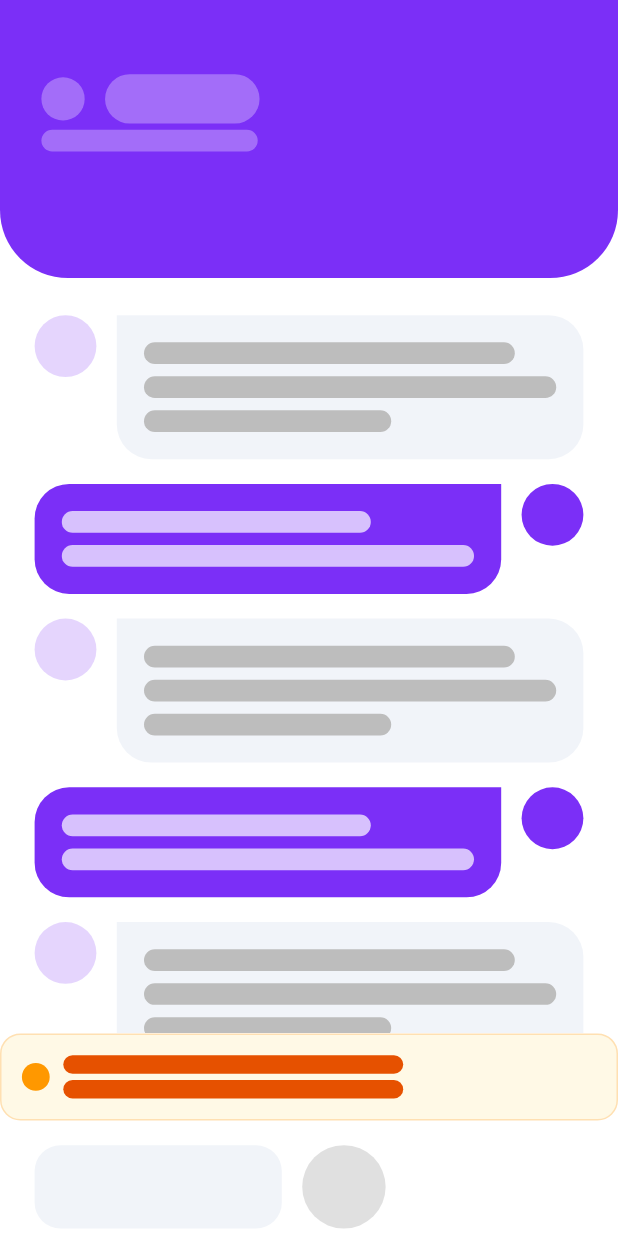
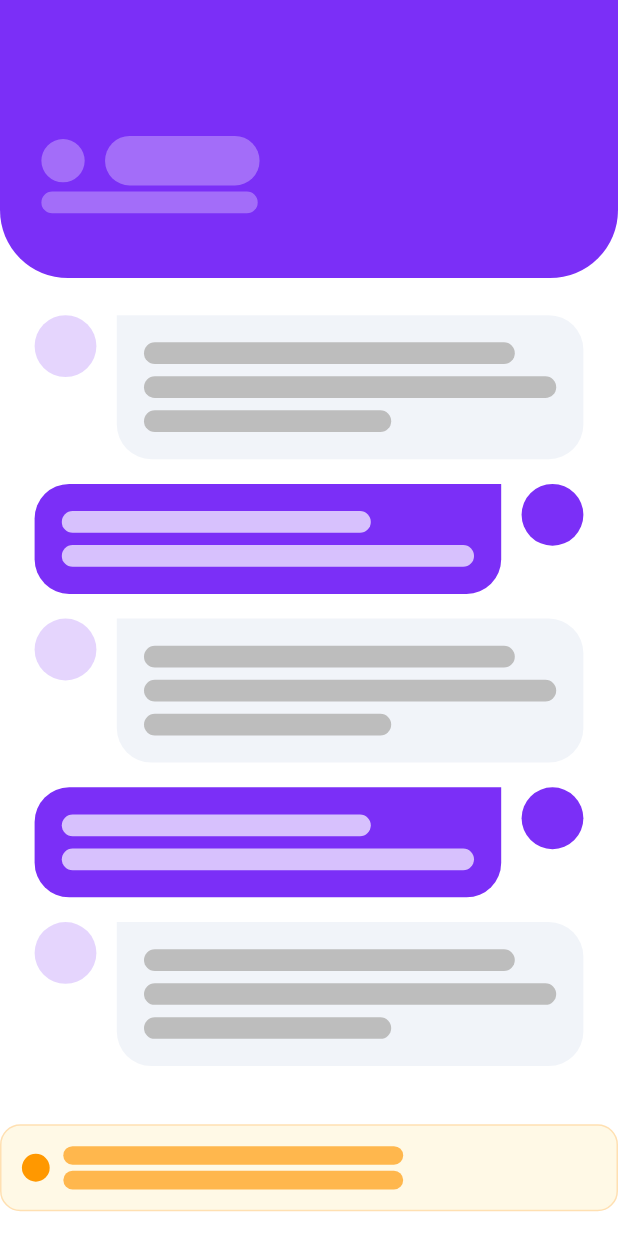
Before and after one commit to DevBeastTeam/couple_wellness_velomora_ai_flutter, a Flutter app: the ChatScreenSkeleton screen opened directly, on a phone screen of 412 x 824 dp. Run offline on Flutter 3.47's test engine with Material 3 defaults, Android fonts, the phone set to English and light mode, and no system bars; drawn by our look-alikes of flutter_animate; our stand-ins replace cloud_firestore, dio, firebase_analytics, firebase_auth, firebase_core, firebase_crashlytics and 9 more; missing offline and left inert: firebase_performance, in_app_purchase_android; accounts and stored records are empty; statements that could not run were skipped.

Commit message:
now chat skeleton is perfectly looking good

```diff
--- a/lib/widgets/skeletons/chat_skeleton.dart
+++ b/lib/widgets/skeletons/chat_skeleton.dart
@@ -36,6 +36,7 @@ class ChatScreenSkeleton extends StatelessWidget {
               child: Column(
                 crossAxisAlignment: CrossAxisAlignment.start,
                 children: [
+                  SizedBox(height: height * 0.05),
                   Row(
                     children: [
                       ShimmerBox(
@@ -88,7 +89,7 @@ class ChatScreenSkeleton extends StatelessWidget {
             // Disclaimer
             _disclaimer(width, height),
             // Input field
-            _inputField(width, height),
+            // _inputField(width, height),
           ],
         ),
       ),
@@ -217,13 +218,13 @@ class ChatScreenSkeleton extends StatelessWidget {
                 ShimmerLine(
                   height: height * 0.015,
                   width: width * 0.8,
-                  color: Colors.orange.shade900,
+                  color: Colors.orange.shade300,
                 ),
                 SizedBox(height: height * 0.005),
                 ShimmerLine(
                   height: height * 0.015,
                   width: width * 0.6,
-                  color: Colors.orange.shade900,
+                  color: Colors.orange.shade300,
                 ),
               ],
             ),
```
